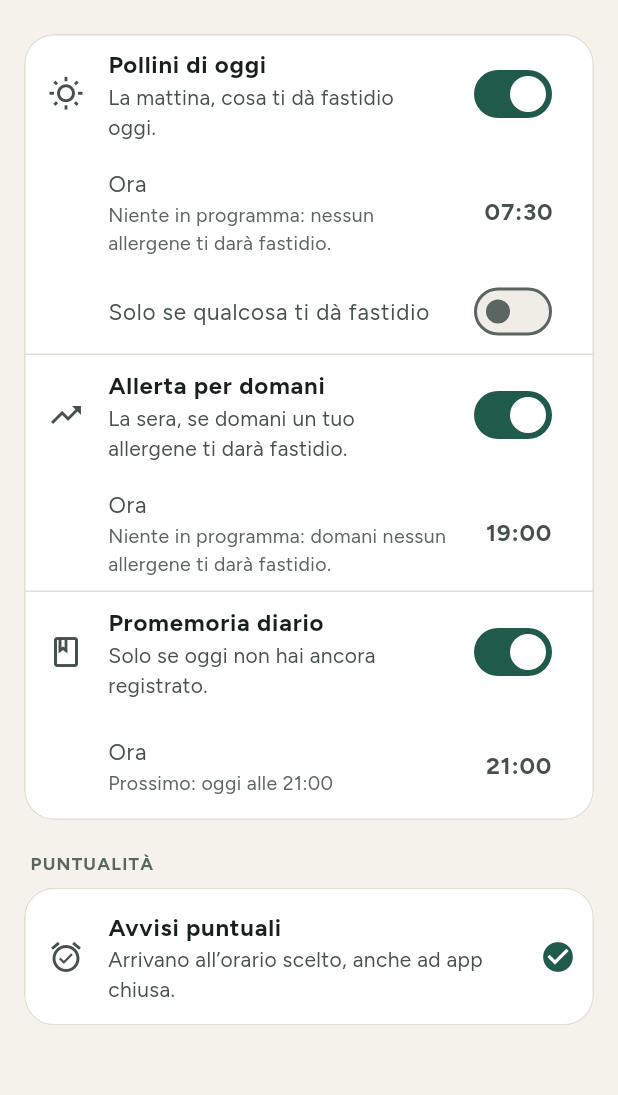
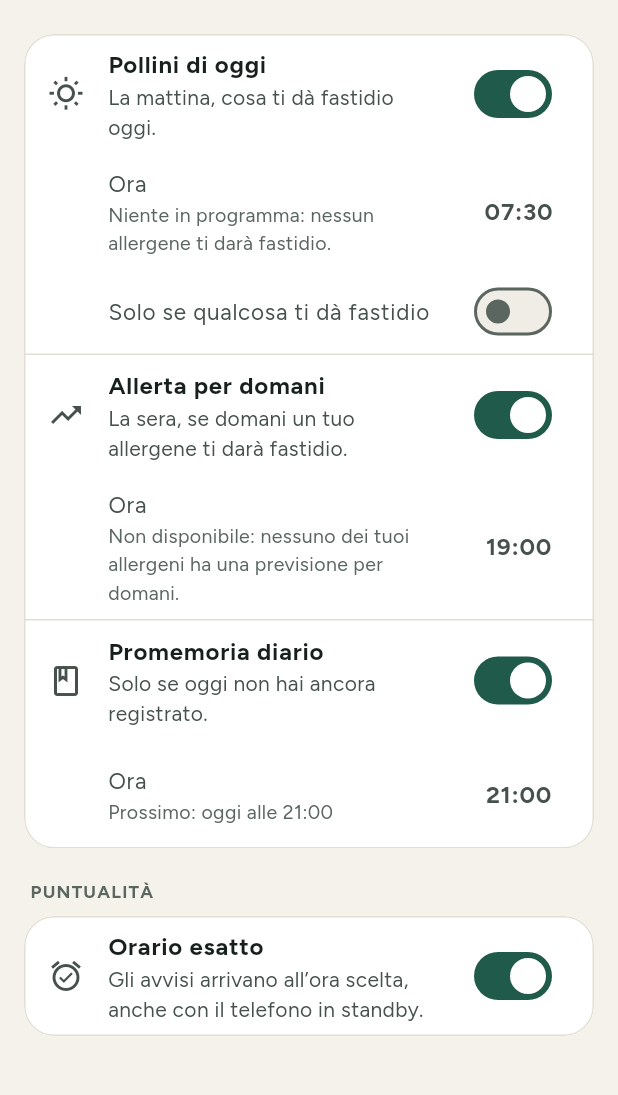
Before and after one commit to lorenzocaputodev/allergy_radar, a Flutter app: the AlertsScreen screen opened directly, on a phone screen of 412 x 824 dp, the part 62-1157 px from its top. Run offline on Flutter 3.47's test engine with Material 3 defaults, Android fonts, the phone set to English and light mode, and no system bars; our stand-ins replace flutter_local_notifications, geocoding, geolocator, pdf, shared_preferences, timezone; missing offline and left inert: file_selector, flutter_file_dialog, workmanager; accounts and stored records are empty.

Commit message:
feat: interruttore «Orario esatto» e nota dell'allerta per domani più chiara

```diff
--- a/lib/screens/alerts_screen.dart
+++ b/lib/screens/alerts_screen.dart
@@ -2,7 +2,9 @@ import 'package:flutter/material.dart';
 import 'package:provider/provider.dart';
 
 import '../models/alert_settings.dart';
+import '../models/allergen.dart';
 import '../models/diary_entry.dart';
+import '../models/level.dart';
 import '../services/alert_planner.dart';
 import '../services/alerts_service.dart';
 import '../state/app_state.dart';
@@ -78,9 +80,11 @@ class _AlertsScreenState extends State<AlertsScreen> {
       AlertKind.briefing: briefing == null
           ? 'Niente in programma: nessun allergene ti darà fastidio.'
           : 'Prossimo: ${next(briefing)}',
-      AlertKind.tomorrow: tomorrow == null
-          ? 'Niente in programma: domani nessun allergene ti darà fastidio.'
-          : 'Prossimo: ${next(tomorrow)}',
+      AlertKind.tomorrow: tomorrow != null
+          ? 'Prossimo: ${next(tomorrow)}'
+          : app.followedStatuses.any((s) => s.kind == DataKind.forecast)
+          ? 'Niente in programma: domani nessun allergene con previsione ti darà fastidio.'
+          : 'Non disponibile: nessuno dei tuoi allergeni ha una previsione per domani.',
       if (reminder != null)
         AlertKind.diary: diaryDone && DiaryEntry.day(reminder) != DiaryEntry.day(now)
             ? 'Oggi hai già registrato: prossimo ${next(reminder)}'
@@ -231,50 +235,70 @@ class _PunctualityState extends State<_Punctuality> {
 
   static Future<(bool, bool)> _read() async => (await AlertsService.enabled(), await AlertsService.exact());
 
+  Future<void> _requestExact() async {
+    await AlertsService.requestExact();
+    if (mounted) setState(() => _status = _read());
+  }
+
   @override
-  Widget build(BuildContext context) {
-    final p = context.palette;
-    return FutureBuilder<(bool, bool)>(
+  Widget build(BuildContext context) => FutureBuilder<(bool, bool)>(
     future: _status,
     builder: (context, snap) {
       final status = snap.data;
       if (status == null) return const SizedBox.shrink();
       final (enabled, exact) = status;
-        final Widget row;
-        if (!enabled) {
-          row = ListTile(
-            contentPadding: const EdgeInsets.fromLTRB(16, 6, 16, 6),
-            leading: Icon(Icons.notifications_off_outlined, color: p.ink2),
-            title: const Text('Notifiche spente', style: TextStyle(fontWeight: FontWeight.w700)),
-            subtitle: const Text('Gli avvisi non arrivano: riattivale da Impostazioni › App › Allergy Radar.'),
+      return PunctualityCard(enabled: enabled, exact: exact, onExact: _requestExact);
+    },
   );
-        } else {
-          row = ListTile(
-            contentPadding: const EdgeInsets.fromLTRB(16, 6, 12, 6),
-            leading: Icon(exact ? Icons.alarm_on : Icons.schedule, color: p.ink2),
-            title: const Text('Avvisi puntuali', style: TextStyle(fontWeight: FontWeight.w700)),
+}
+
+class PunctualityCard extends StatelessWidget {
+  const PunctualityCard({super.key, required this.enabled, required this.exact, required this.onExact});
+
+  final bool enabled;
+  final bool exact;
+  final VoidCallback onExact;
+
+  @override
+  Widget build(BuildContext context) {
+    final p = context.palette;
+    final rows = <Widget>[
+      if (!enabled)
+        ListTile(
+          leading: Icon(Icons.notifications_off_outlined, color: p.text(Level.high)),
+          title: const Text('Notifiche disattivate', style: TextStyle(fontWeight: FontWeight.w700)),
+          subtitle: const Text(
+            'Gli avvisi non arrivano. Riattivale in Impostazioni › App › Allergy Radar › Notifiche.',
+          ),
+        )
+      else ...[
+        SwitchListTile(
+          secondary: Icon(exact ? Icons.alarm_on_outlined : Icons.alarm_outlined),
+          title: const Text('Orario esatto', style: TextStyle(fontWeight: FontWeight.w700)),
           subtitle: Text(
             exact
-                  ? 'Arrivano all’orario scelto, anche ad app chiusa.'
-                  : 'Ora possono arrivare fino a un’ora in ritardo.',
+                ? 'Gli avvisi arrivano all’ora scelta, anche con il telefono in standby.'
+                : 'Senza, Android può ritardare gli avvisi fino a un’ora per risparmiare batteria.',
           ),
-            trailing: exact
-                ? Icon(Icons.check_circle, color: p.pineText)
-                : FilledButton.tonal(
-                    onPressed: AlertsService.requestExact,
-                    style: FilledButton.styleFrom(minimumSize: const Size(0, 40)),
-                    child: const Text('Attiva'),
+          value: exact,
+          onChanged: (_) => onExact(),
         ),
-          );
-        }
+        if (!exact)
+          Padding(
+            padding: const EdgeInsets.fromLTRB(56, 0, 24, 16),
+            child: Text(
+              'Si apre l’impostazione di Android «Sveglie e promemoria»: attivala e torna qui.',
+              style: TextStyle(fontSize: 13, color: p.ink3),
+            ),
+          ),
+      ],
+    ];
     return Column(
       crossAxisAlignment: CrossAxisAlignment.start,
       children: [
         const SettingsLabel('Puntualità'),
-            SettingsGroup([row]),
+        SettingsGroup([Column(children: rows)]),
       ],
-        );
-      },
     );
   }
 }
--- a/test_screens/screens_test.dart
+++ b/test_screens/screens_test.dart
@@ -16,6 +16,7 @@ import 'package:allergy_radar/services/open_meteo_client.dart';
 import 'package:allergy_radar/state/app_state.dart';
 import 'package:allergy_radar/state/diary_state.dart';
 import 'package:allergy_radar/theme/app_theme.dart';
+import 'package:allergy_radar/widgets/page_list.dart';
 import 'package:allergy_radar/widgets/radar_mark.dart';
 import 'package:flutter/material.dart';
 import 'package:flutter/services.dart';
@@ -231,6 +232,27 @@ void main() {
     await shot(tester, '12_avvisi', const AlertsScreen(), s: await state(Place.lecce, lecceNow), height: 1000);
   });
 
+  for (final (name, enabled, exact) in [
+    ('spenta', true, false),
+    ('attiva', true, true),
+    ('notifiche_off', false, false),
+  ]) {
+    testWidgets('puntualità $name', (tester) async {
+      await shot(
+        tester,
+        '12_puntualita_$name',
+        Scaffold(
+          body: PageList(
+            padding: const EdgeInsets.all(16),
+            children: [PunctualityCard(enabled: enabled, exact: exact, onExact: () {})],
+          ),
+        ),
+        s: await state(Place.lecce, lecceNow),
+        height: 360,
+      );
+    });
+  }
+
   testWidgets('andamento', (tester) async {
     await shot(
       tester,
```
Lines whose indentation alone changed are shown as unchanged.
